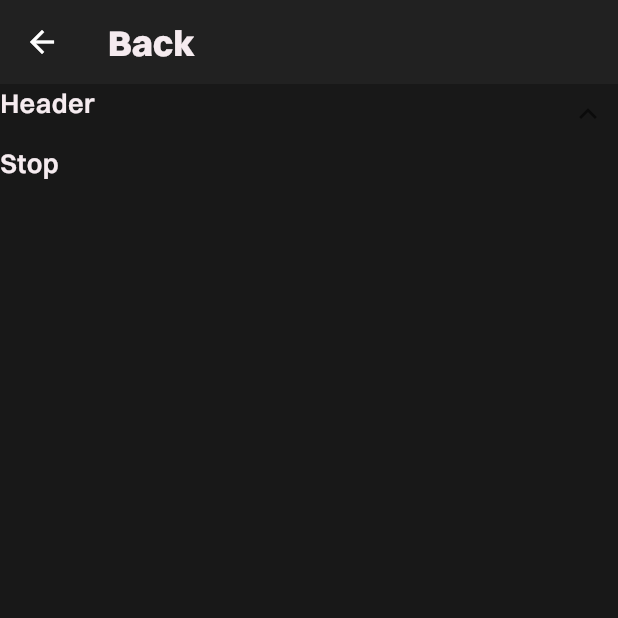
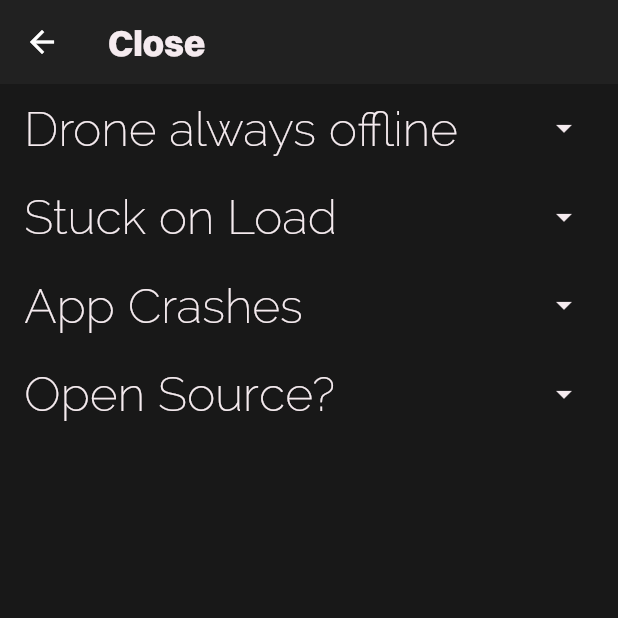
Before and after one commit to LyffLyff/FPV-Drohne, a Flutter app: the HelpSection screen opened directly, on a phone screen of 412 x 824 dp, the top half of it. Run offline on Flutter 3.47's test engine with Material 3 defaults, Android fonts, the phone set to English and light mode, and no system bars; drawn by our look-alikes of expandable; our stand-ins replace cached_network_image, cloud_firestore, file_picker, firebase_auth, firebase_core, firebase_database and 8 more; missing offline and left inert: flutter_cube, flutter_vlc_player, mqtt_client; accounts and stored records are empty; project files that could hold a hidden picture were left out.

Commit message:
Optimized Temporary Video Overlay, Added a Help Section with the first few Tabs of Information

```diff
--- a/lib/screens/homepage/help.dart
+++ b/lib/screens/homepage/help.dart
@@ -1,20 +1,88 @@
+import 'package:drone_2_0/extensions/extensions.dart';
 import 'package:flutter/material.dart';
-import 'package:expandable/expandable.dart';
 
-class HelpSection extends StatelessWidget {
+class HelpSection extends StatefulWidget {
   const HelpSection({super.key});
+
+  @override
+  State<HelpSection> createState() => _HelpSectionState();
+}
+
+class _HelpSectionState extends State<HelpSection> {
+  Map<String, String> data = {
+    "Drone always offline":
+        """This error occurs when the specified 'isOnline'-Flag hasn't been set by the ground stations script.
+
+So, either the ground stations hasn't been set-up correctly or there is a problem with the script not interfacing correctly with the database""",
+    "Stuck on Load":
+        """When the app is stuck on the 'Awaiting Connection'-Screen there is a problem connecting with the MQTT-Server which serves the flight-data from the ground station.
+This could be caused by setting the wrong Server-IP-Adress or Port when initially starting the flight recording.
+
+Try to leave the 'Port'-Fields to set the default Port for the Servers and check if the IP-Adress matches with the one from the ground station.
+    """,
+    "App Crashes":
+        """When the App stays stuck on a certain screen or closes unexpectedly, there most likely occurred a crash due to a bug in the code.
+If you encounter such a problem be sure to tell us when and how this error happend to you via our teams E-mail "team.fpv.drohne@gmail.com"
+    """,
+    "Open Source?":
+        """All code from this diploma project, including this application aswell as the custom flight controller code on the drone itself is publicly available and can be accessed via the following links:
+
+App:
+https://github.com/LyffLyff/FPV-Drohne
+
+Embedded Code:
+https://github.com/FrogMoment/FPV_Drohne_202324
+    """,
+  };
+
+  late List<bool> expandedTiles;
+
+  IconData getIcon(int idx) {
+    return expandedTiles[idx]
+        ? Icons.arrow_drop_down_circle
+        : Icons.arrow_drop_down;
+  }
+
+  @override
+  void initState() {
+    super.initState();
+
+    expandedTiles = List<bool>.filled(
+      data.length,
+      false,
+      growable: true,
+    );
+  }
 
   @override
   Widget build(BuildContext context) {
     return Scaffold(
       appBar: AppBar(
-        title: Text("Back"),
+        title: const Text("Close"),
       ),
-      body: ExpandablePanel(
-        header: Text("Header"),
-        collapsed: Text("Help 1"),
-        expanded: Text("Stop"),
-        controller: ExpandableController(initialExpanded: true),
+      body: ListView.builder(
+        itemCount: data.length,
+        itemBuilder: (context, index) {
+          return ExpansionTile(
+            title: Text(
+              data.keys.elementAt(index),
+              style: context.textTheme.headlineMedium,
+            ),
+            trailing: Icon(getIcon(index)),
+            children: <Widget>[
+              ListTile(
+                  title: Text(
+                data.values.elementAt(index),
+                style: context.textTheme.bodySmall,
+              )),
+            ],
+            onExpansionChanged: (bool isExpanded) {
+              setState(() {
+                expandedTiles[index] = isExpanded;
+              });
+            },
+          );
+        },
       ),
     );
   }
```
Also changed, not shown: lib/screens/homepage/3d_rotation/drone_model_viewer.dart (+19 -17 lines).
